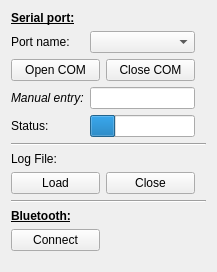
The window that ui/w_config.ui (JFDuval/flexsea-plan) describes before a commit, drawn with Qt 5.
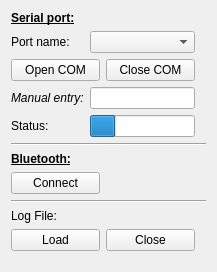
The same window after the commit.

Commit message: Config window: swapped Bluetooth and Log

```diff
--- a/ui/w_config.ui
+++ b/ui/w_config.ui
@@ -209,6 +209,56 @@
      </property>
     </widget>
    </item>
+   <item>
+    <layout class="QGridLayout" name="gridLayout_5">
+     <item row="0" column="0">
+      <widget class="QLabel" name="label_7">
+       <property name="text">
+        <string>&lt;html&gt;&lt;head/&gt;&lt;body&gt;&lt;p&gt;&lt;span style=&quot; font-weight:600; text-decoration: underline;&quot;&gt;Bluetooth:&lt;/span&gt;&lt;/p&gt;&lt;/body&gt;&lt;/html&gt;</string>
+       </property>
+      </widget>
+     </item>
+     <item row="1" column="0">
+      <widget class="QPushButton" name="pushButtonBTCon">
+       <property name="minimumSize">
+        <size>
+         <width>89</width>
+         <height>0</height>
+        </size>
+       </property>
+       <property name="maximumSize">
+        <size>
+         <width>89</width>
+         <height>16777215</height>
+        </size>
+       </property>
+       <property name="text">
+        <string>Connect</string>
+       </property>
+      </widget>
+     </item>
+     <item row="1" column="1">
+      <spacer name="horizontalSpacer_5">
+       <property name="orientation">
+        <enum>Qt::Horizontal</enum>
+       </property>
+       <property name="sizeHint" stdset="0">
+        <size>
+         <width>5</width>
+         <height>20</height>
+        </size>
+       </property>
+      </spacer>
+     </item>
+    </layout>
+   </item>
+   <item>
+    <widget class="Line" name="line_2">
+     <property name="orientation">
+      <enum>Qt::Horizontal</enum>
+     </property>
+    </widget>
+   </item>
    <item>
     <layout class="QGridLayout" name="gridLayout_2">
      <item row="1" column="1">
@@ -289,56 +339,6 @@
      </item>
     </layout>
    </item>
-   <item>
-    <widget class="Line" name="line_2">
-     <property name="orientation">
-      <enum>Qt::Horizontal</enum>
-     </property>
-    </widget>
-   </item>
-   <item>
-    <layout class="QGridLayout" name="gridLayout_5">
-     <item row="0" column="0">
-      <widget class="QLabel" name="label_7">
-       <property name="text">
-        <string>&lt;html&gt;&lt;head/&gt;&lt;body&gt;&lt;p&gt;&lt;span style=&quot; font-weight:600; text-decoration: underline;&quot;&gt;Bluetooth:&lt;/span&gt;&lt;/p&gt;&lt;/body&gt;&lt;/html&gt;</string>
-       </property>
-      </widget>
-     </item>
-     <item row="1" column="0">
-      <widget class="QPushButton" name="pushButtonBTCon">
-       <property name="minimumSize">
-        <size>
-         <width>89</width>
-         <height>0</height>
-        </size>
-       </property>
-       <property name="maximumSize">
-        <size>
-         <width>89</width>
-         <height>16777215</height>
-        </size>
-       </property>
-       <property name="text">
-        <string>Connect</string>
-       </property>
-      </widget>
-     </item>
-     <item row="1" column="1">
-      <spacer name="horizontalSpacer_5">
-       <property name="orientation">
-        <enum>Qt::Horizontal</enum>
-       </property>
-       <property name="sizeHint" stdset="0">
-        <size>
-         <width>5</width>
-         <height>20</height>
-        </size>
-       </property>
-      </spacer>
-     </item>
-    </layout>
-   </item>
    <item>
     <spacer name="verticalSpacer">
      <property name="orientation">
```
